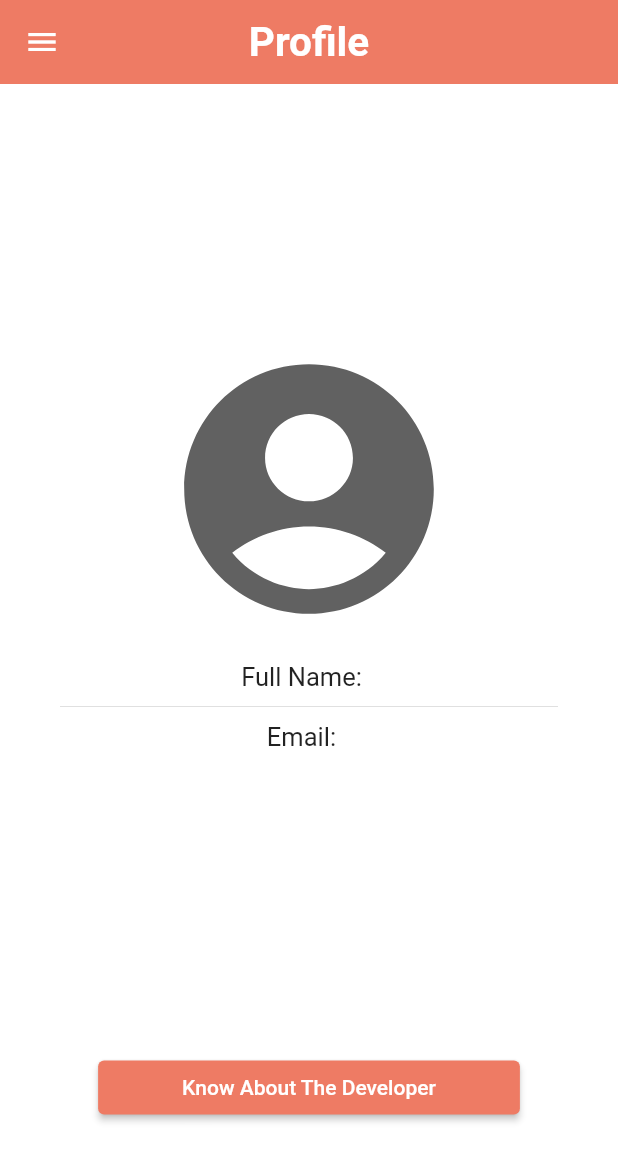
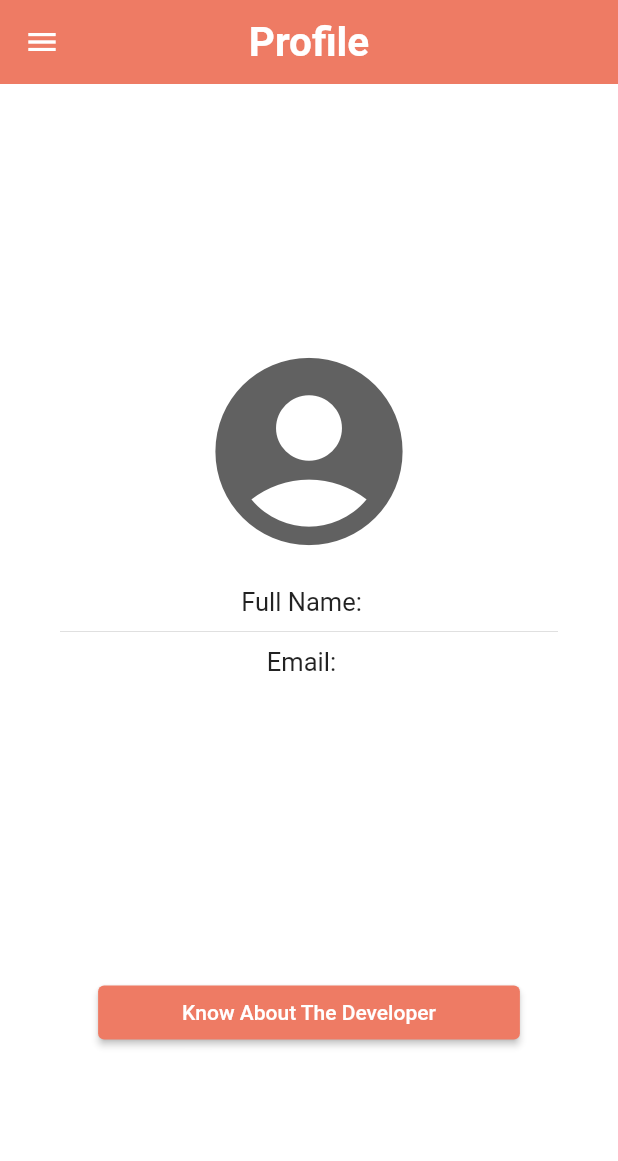
Before and after one commit to Ganeshshinde-2003/Gossip-Chat-App, a Flutter app: the ProfilePage screen opened directly with empty values, on a phone screen of 412 x 824 dp. Shown: the top 1161 px of the screen. Run offline on Flutter 3.47's test engine with Material 2 defaults, Android fonts, the light colour scheme and no system bars; our stand-ins replace cloud_firestore, firebase_auth, firebase_core, shared_preferences; accounts and stored records are empty.

Commit message:
fix: bugs cleared

```diff
--- a/lib/pages/profile_page.dart
+++ b/lib/pages/profile_page.dart
@@ -97,7 +97,7 @@ Future<void> _copyToClipboard() async {
           child: Column(
             mainAxisAlignment: MainAxisAlignment.start,
             children: [
-              Icon(Icons.account_circle, size: 200, color: Colors.grey[700],),
+              Icon(Icons.account_circle, size: 150, color: Colors.grey[700],),
               const SizedBox(height: 15,),
               SingleChildScrollView(
                 scrollDirection: Axis.horizontal,
```
